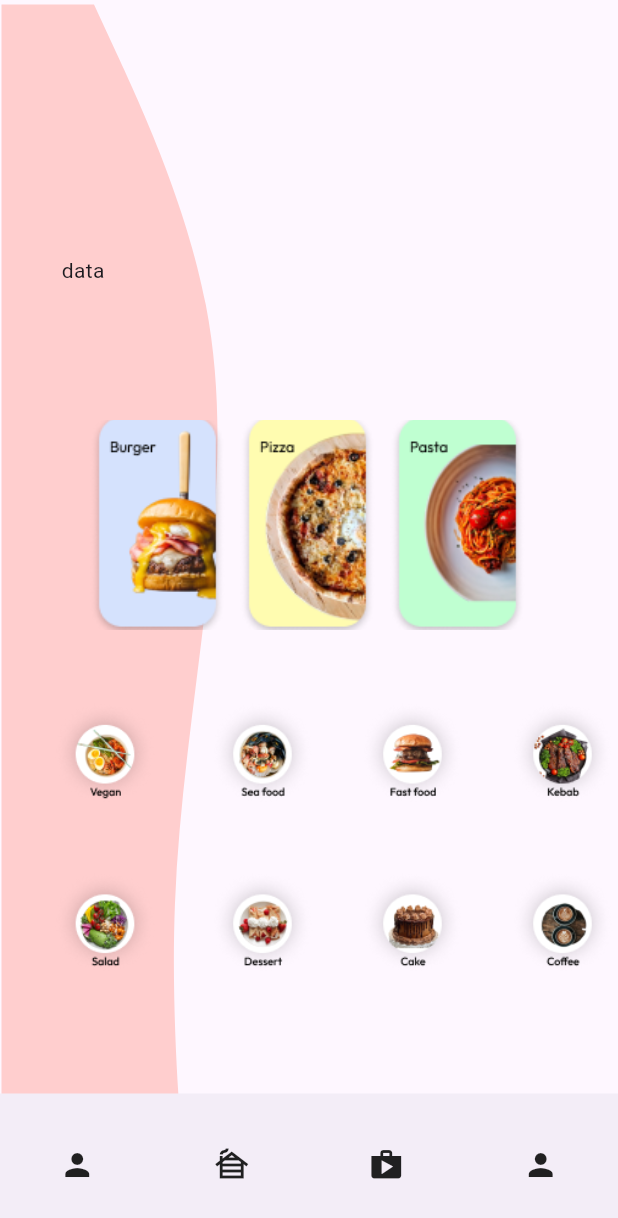
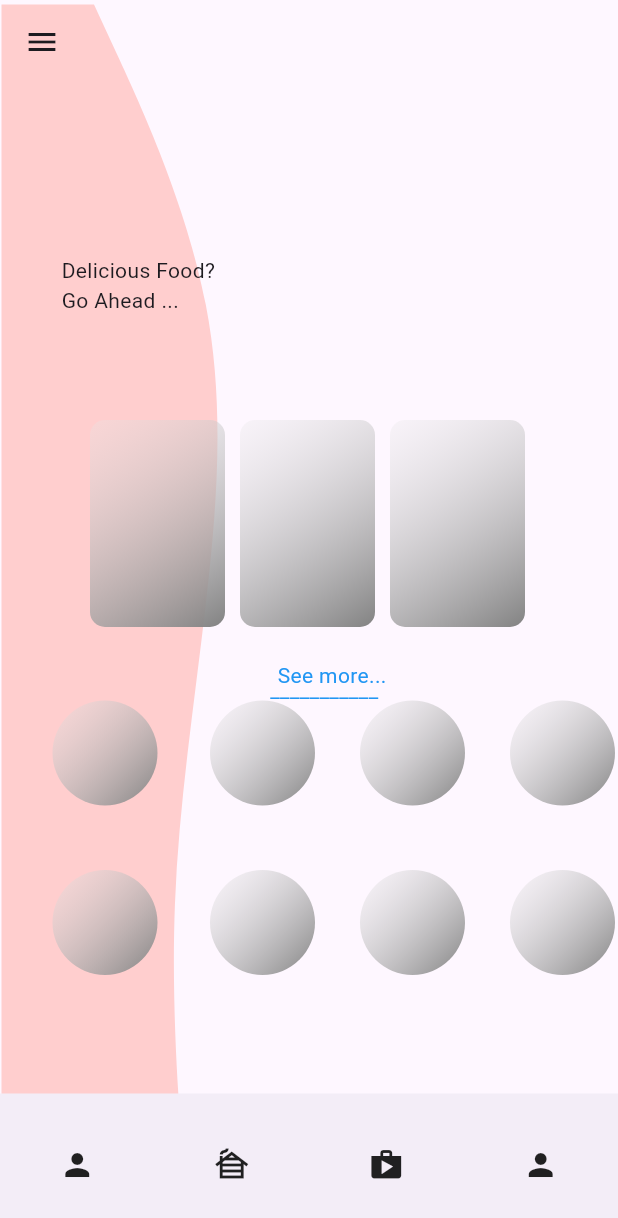
Before and after one commit to Flutter-gg-1/Shimmer-application, a Flutter app: the screen it shows after launch, on a phone screen of 412 x 824 dp. Shown: the top 1218 px of the screen. Run offline on Flutter 3.47's test engine with Material 3 defaults, Android fonts, the phone set to English and light mode, and no system bars; our stand-ins replace shimmer_animation.

Commit message:
adding text

```diff
--- a/lib/src/home.dart
+++ b/lib/src/home.dart
@@ -17,7 +17,7 @@ class _HomeState extends State<Home> {
   @override
   void initState() {
     super.initState();
-    Future.delayed(const Duration(seconds: 5), () {
+    Future.delayed(const Duration(seconds: 10), () {
       setState(() {
         showShimmer = false;
       });
@@ -31,6 +31,7 @@ class _HomeState extends State<Home> {
       appBar: AppBar(
         backgroundColor: Colors.transparent,
       ),
+      drawer: Drawer(),
       bottomNavigationBar: NavigationBar(
         height: 95,
         destinations: const [
@@ -55,7 +56,13 @@ class _HomeState extends State<Home> {
             top: 170,
             left: 41,
             right: 211,
-            child: Text('data'),
+            child: Text('Delicious Food?'),
+          ),
+          const Positioned(
+            top: 190,
+            left: 41,
+            right: 211,
+            child: Text('Go Ahead ...'),
           ),
           Positioned(
             top: 280,
@@ -89,6 +96,22 @@ class _HomeState extends State<Home> {
                     child: buildGradientContainer(),
                   )
                 : buildImageContainers(image: 'assets/Rectangle 24.png'),
+          ),
+          const Positioned(
+            top: 440,
+            left: 185,
+            child: Text(
+              'See more...',
+              style: TextStyle(color: Colors.blue),
+            ),
+          ),
+          const Positioned(
+            top: 450,
+            left: 180,
+            child: Text(
+              '___________',
+              style: TextStyle(color: Colors.blue),
+            ),
           ),
           Positioned(
             top: 467,
```
